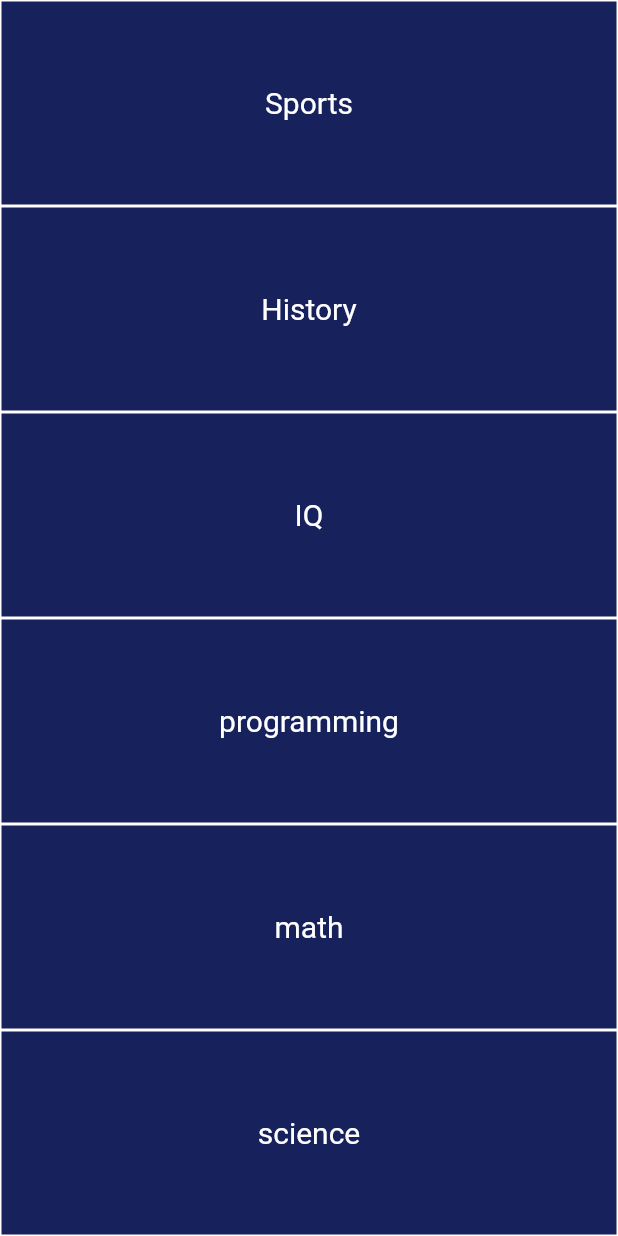
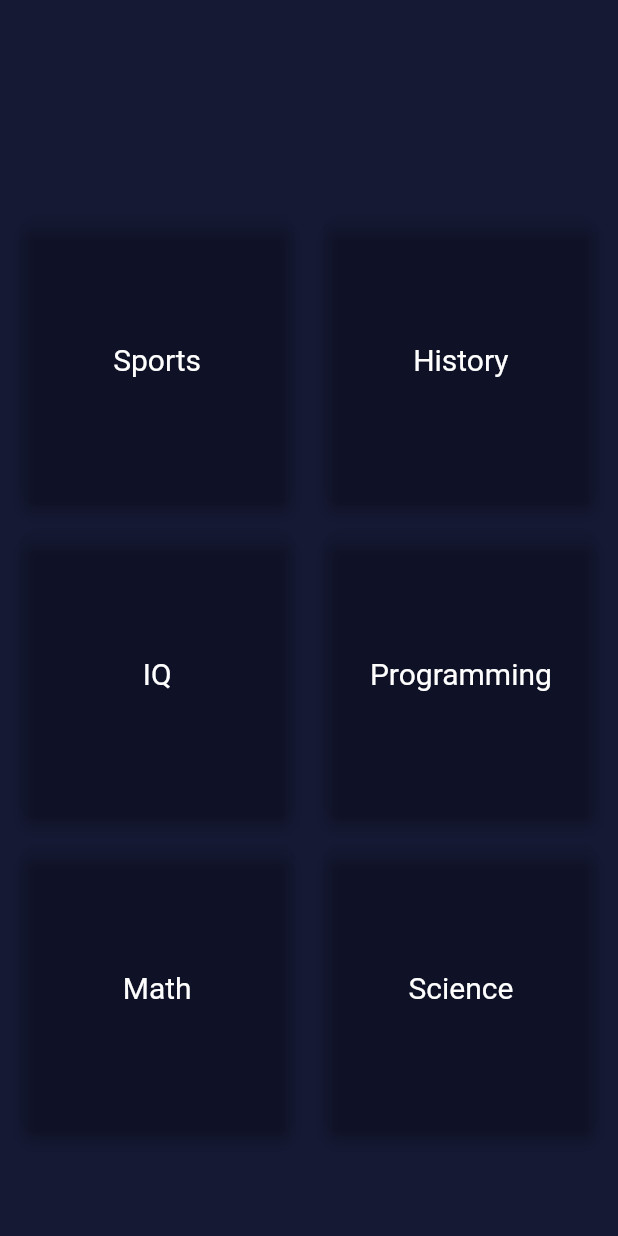
Before and after one commit to alaakorda/QuizApp, a Flutter app: the categoryscreen screen opened directly, on a phone screen of 412 x 824 dp. Run offline on Flutter 3.47's test engine with Material 2 defaults, Android fonts, the phone set to English and light mode, and no system bars; our stand-ins replace google_fonts, lottie.

```diff
--- a/lib/main.dart
+++ b/lib/main.dart
@@ -18,7 +18,7 @@ class quizApp extends StatelessWidget {
   Widget build(BuildContext context) {
     return MaterialApp(
       debugShowCheckedModeBanner: false,
-      home: OpenScreen(),
+      home: categoryscreen(),
     );
 
   }
--- a/lib/screens/category_screen.dart
+++ b/lib/screens/category_screen.dart
@@ -7,13 +7,23 @@ class categoryscreen extends StatelessWidget {
 @override
 Widget build(BuildContext context) {
 return Scaffold(
-  body: Column(
-    children: [
-     for(int i = 0; i < 6; i++)
-     CategoryContainer(
-      index: i,
-     )
-    ],
+  backgroundColor: Color.fromARGB(255, 21, 25, 52),
+  body:Padding(
+    padding: const EdgeInsets.only(top: 140.0,left: 10),
+    child: Center(
+
+      child: GridView.builder(
+            gridDelegate: SliverGridDelegateWithFixedCrossAxisCount(
+              crossAxisCount: 2,
+               crossAxisSpacing: 3,
+                    mainAxisSpacing: 10,
+            ),
+            itemCount: 6,
+            itemBuilder: (context, index) {
+              return CategoryContainer(index: index);
+            },
+          ),
+    ),
   ),
 
 );
--- a/lib/widgets/category_container.dart
+++ b/lib/widgets/category_container.dart
@@ -3,14 +3,21 @@ import 'package:quizapp/Global/quiz_data.dart';
 import '../screens/quiz_screen.dart';
 
 class CategoryContainer extends StatelessWidget {
+  final int index;
 
-  final int index;
   CategoryContainer({
     required this.index,
+  });
 
-  });
-  List quizname = ["Sports", "History", "IQ","programming","math","science"];
-  List quizcolor = [
+  List<String> quizname = [
+    "Sports",
+    "History",
+    "IQ",
+    "Programming",
+    "Math",
+    "Science"
+  ];
+  List<Color> quizcolor = [
     Color.fromARGB(255, 23, 33, 92),
     Color.fromARGB(255, 23, 33, 92),
     Color.fromARGB(255, 23, 33, 92),
@@ -21,21 +28,33 @@ class CategoryContainer extends StatelessWidget {
 
   @override
   Widget build(BuildContext context) {
-    return Expanded(
+    return Row(
+      children: [
+        Expanded(
+          child: Card(
+            elevation: 4.0,
+            color: Colors.transparent,
+            shape: RoundedRectangleBorder(
+              borderRadius: BorderRadius.circular(10.0),
+            ),
             child: InkWell(
               onTap: () {
                 Navigator.push(
                   context,
                   MaterialPageRoute<void>(
-              builder: (BuildContext context) => QuizScreen(categoryMap: database[index])
+                    builder: (BuildContext context) =>
+                        QuizScreen(categoryMap: database[index]),
                   ),
                 );
               },
               child: Container(
                 decoration: BoxDecoration(
-              color: quizcolor[index],
-              border: Border.all(width: 1, color: Colors.white)),
+                  color: Colors.transparent,
+                  borderRadius: BorderRadius.circular(10.0),
+                ),
                 child: Center(
+                  child: Padding(
+                    padding: EdgeInsets.all(16.0),
                     child: Text(
                       quizname[index],
                       style: TextStyle(
@@ -47,6 +66,11 @@ class CategoryContainer extends StatelessWidget {
                   ),
                 ),
               ),
+            ),
+          ),
+        ),
+        SizedBox(width: 10.0),
+      ],
     );
   }
 }
```
Lines whose indentation alone changed are shown as unchanged.
